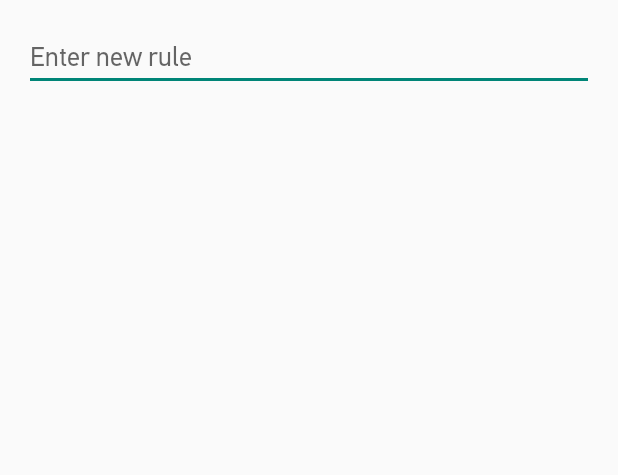
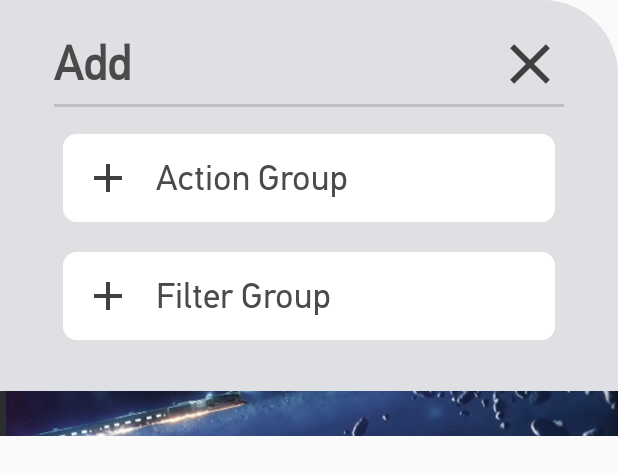
Before and after one commit to qwerttyuiiop1/HSR-Relic-Manager, an Android app: the layout add_rule_dialog.xml on its own in the app's theme, with its tools: preview values and no code run, on a phone screen of 412 x 824 dp. Shown: the top 475 px of the screen. Run offline under Robolectric (Android 15) with nearby library versions, the phone set to English and light mode, and no system bars.

Commit message:
Dialog Implementation

```diff
--- a/app/src/main/java/com/example/hsrrelicmanager/AddRuleDialog.kt
+++ b/app/src/main/java/com/example/hsrrelicmanager/AddRuleDialog.kt
@@ -6,6 +6,7 @@ import android.os.Bundle
 import android.view.LayoutInflater
 import android.view.View
 import android.view.ViewGroup
+import android.widget.ImageView
 import androidx.annotation.RequiresApi
 import androidx.appcompat.app.AlertDialog
 import androidx.fragment.app.DialogFragment
@@ -20,20 +21,41 @@ class AddRuleDialogFragment : DialogFragment() {
     }
 
     override fun onCreateDialog(savedInstanceState: Bundle?): AlertDialog {
-        return AlertDialog.Builder(requireActivity())
-            .setTitle("Add Rule")
-            .setView(requireActivity().layoutInflater.inflate(R.layout.add_rule_dialog, null))
-            .setPositiveButton("OK") { dialog, which ->
-            }
-            .setNegativeButton("Cancel") { dialog, which ->
-                dialog.dismiss()
-            }
-            .create()
+        val builder = AlertDialog.Builder(requireActivity())
+        val dialogView = requireActivity().layoutInflater.inflate(R.layout.add_rule_dialog, null)
+
+        builder.setView(dialogView)
+
+        val dialog = builder.create()
+        dialog.window?.setBackgroundDrawableResource(android.R.color.transparent)
+
+        val closeButton: ImageView = dialogView.findViewById(R.id.close_dialog_button)
+        closeButton.setOnClickListener {
+            dismiss()
+        }
+
+        return dialog
     }
+
+    override fun onStart() {
+        super.onStart()
+        dialog?.window?.let { window ->
+            val layoutParams = window.attributes
+
+            val displayMetrics = requireContext().resources.displayMetrics
+            val screenWidth = displayMetrics.widthPixels
+
+            layoutParams.width = screenWidth - 200
+            layoutParams.height = ViewGroup.LayoutParams.WRAP_CONTENT
+            window.attributes = layoutParams
+        }
+    }
+
 
     @RequiresApi(Build.VERSION_CODES.S)
     override fun onDismiss(dialog: DialogInterface) {
         super.onDismiss(dialog)
+        // Remove the blur effect on dismissal
         val bgView = requireActivity().findViewById<View>(R.id.activity_main_layout)
         bgView.setRenderEffect(null)
     }
--- a/app/src/main/java/com/example/hsrrelicmanager/RuleHeaderFragment.kt
+++ b/app/src/main/java/com/example/hsrrelicmanager/RuleHeaderFragment.kt
@@ -35,7 +35,6 @@ class RuleHeaderFragment : Fragment() {
             rulesSpinner.adapter = adapter
         }
 
-        // Set up the add button click listener
         val addButtonFrame: View = view.findViewById(R.id.rule_add_button_frame)
         addButtonFrame.setOnClickListener {
             blurBackground()
@@ -49,7 +48,6 @@ class RuleHeaderFragment : Fragment() {
     private fun blurBackground() {
         val bgView = requireActivity().findViewById<View>(R.id.activity_main_layout)
 
-        // Apply the blur effect directly to the background view
         val blurEffect = RenderEffect.createBlurEffect(20f, 20f, Shader.TileMode.CLAMP)
         bgView.setRenderEffect(blurEffect)
     }
--- /dev/null
+++ b/app/src/main/res/drawable/ic_rule_close.xml
@@ -0,0 +1,5 @@
+<vector xmlns:android="http://schemas.android.com/apk/res/android" android:height="24dp" android:tint="#3F3F3F" android:viewportHeight="24" android:viewportWidth="24" android:width="24dp">
+
+    <path android:fillColor="@android:color/white" android:pathData="M19,6.41L17.59,5 12,10.59 6.41,5 5,6.41 10.59,12 5,17.59 6.41,19 12,13.41 17.59,19 19,17.59 13.41,12z"/>
+
+</vector>
--- /dev/null
+++ b/app/src/main/res/drawable/right_corner_rounded_rect.xml
@@ -0,0 +1,9 @@
+<shape xmlns:android="http://schemas.android.com/apk/res/android">
+    <solid android:color="#DFE0E4" />
+
+    <corners
+        android:topRightRadius="50dp"
+        android:topLeftRadius="0dp"
+        android:bottomRightRadius="0dp"
+        android:bottomLeftRadius="0dp"/>
+</shape>
--- /dev/null
+++ b/app/src/main/res/drawable/rule_add_rectangle_button.xml
@@ -0,0 +1,9 @@
+<layer-list xmlns:android="http://schemas.android.com/apk/res/android">
+    <item android:top="0dp" android:left="0dp" android:right="0dp" android:bottom="0dp">
+        <shape>
+            <solid android:color="#FFFFFF"/>
+            <corners android:radius="10dp"/>
+            <stroke android:width="2dp" android:color="#E0E0E0"/>
+        </shape>
+    </item>
+</layer-list>
--- a/app/src/main/res/layout/activity_main.xml
+++ b/app/src/main/res/layout/activity_main.xml
@@ -4,7 +4,7 @@
     android:layout_width="match_parent"
     android:id="@+id/activity_main_layout"
     android:layout_height="match_parent"
-    android:background="@drawable/background">
+    android:background="@drawable/blur_background">
 
     <FrameLayout
         android:id="@+id/header_fragment_container"
--- a/app/src/main/res/layout/add_rule_dialog.xml
+++ b/app/src/main/res/layout/add_rule_dialog.xml
@@ -1,14 +1,144 @@
-<?xml version="1.0" encoding="utf-8"?>
-<LinearLayout xmlns:android="http://schemas.android.com/apk/res/android"
+<LinearLayout
+    xmlns:android="http://schemas.android.com/apk/res/android"
+    xmlns:app="http://schemas.android.com/apk/res-auto"
+    xmlns:tools="http://schemas.android.com/tools"
     android:layout_width="match_parent"
     android:layout_height="wrap_content"
+    android:background="@drawable/right_corner_rounded_rect"
     android:orientation="vertical"
-    android:padding="16dp">
+    android:padding="0dp">
 
-    <EditText
-        android:id="@+id/rule_input"
+    <!-- header -->
+    <LinearLayout
+        android:id="@+id/dialog_header"
         android:layout_width="match_parent"
         android:layout_height="wrap_content"
-        android:hint="Enter new rule" />
+        android:orientation="vertical"
+        android:paddingEnd="16dp"
+        android:paddingStart="16dp"
+        android:paddingTop="20dp"
+        android:paddingBottom="16dp"
+        android:layout_marginEnd="20dp"
+        android:layout_marginStart="20dp">
+
+        <!-- Title , close -->
+        <LinearLayout
+            android:layout_width="match_parent"
+            android:layout_height="wrap_content"
+            android:orientation="horizontal"
+            android:gravity="center_vertical">
+
+            <TextView
+                android:id="@+id/title_text"
+                android:layout_width="0dp"
+                android:layout_height="wrap_content"
+                android:layout_weight="1"
+                android:text="Add"
+                android:textSize="32sp"
+                android:textStyle="bold"
+                android:fontFamily="@font/pf_din_text_pro_regular"
+                android:textColor="#4A4A4A"
+                android:layout_marginEnd="8dp" />
+
+            <ImageView
+                android:id="@+id/close_dialog_button"
+                android:layout_width="45dp"
+                android:layout_height="45dp"
+                android:layout_gravity="end"
+                android:src="@drawable/ic_rule_close" />
+        </LinearLayout>
+
+        <View
+            android:id="@+id/divider_line"
+            android:layout_width="match_parent"
+            android:layout_height="2dp"
+            android:background="#BCBEC1"
+            android:layout_marginTop="4dp" />
+    </LinearLayout>
+
+    <!-- body -->
+    <LinearLayout
+        android:id="@+id/dialog_body"
+        android:layout_width="match_parent"
+        android:layout_height="match_parent"
+        android:orientation="vertical"
+        android:layout_marginStart="40dp"
+        android:layout_marginEnd="40dp">
+
+        <LinearLayout
+            android:id="@+id/add_action_group"
+            android:layout_width="match_parent"
+            android:layout_height="wrap_content"
+            android:orientation="horizontal"
+            android:gravity="center_vertical"
+            android:layout_marginBottom="16dp"
+            android:paddingStart="16dp"
+            android:paddingEnd="16dp"
+            android:background="@drawable/rule_add_rectangle_button">
+
+            <ImageView
+                android:id="@+id/add_action_group_button"
+                android:layout_width="32dp"
+                android:layout_height="32dp"
+                android:src="@drawable/ic_add"/>
+
+            <TextView
+                android:layout_width="wrap_content"
+                android:layout_height="wrap_content"
+                android:layout_marginStart="16dp"
+                android:paddingTop="15dp"
+                android:paddingBottom="15dp"
+                android:text="Action Group"
+                android:fontFamily="@font/pf_din_text_pro_regular"
+                android:textColor="#4A4A4A"
+                android:textSize="24sp"/>
+        </LinearLayout>
+
+        <LinearLayout
+            android:id="@+id/add_filter_group"
+            android:layout_width="match_parent"
+            android:layout_height="wrap_content"
+            android:orientation="horizontal"
+            android:gravity="center_vertical"
+            android:layout_marginBottom="16dp"
+            android:paddingStart="16dp"
+            android:paddingEnd="16dp"
+            android:background="@drawable/rule_add_rectangle_button">
+
+            <ImageView
+                android:id="@+id/add_filter_group_button"
+                android:layout_width="32dp"
+                android:layout_height="32dp"
+                android:src="@drawable/ic_add"/>
+
+            <TextView
+                android:layout_width="wrap_content"
+                android:layout_height="wrap_content"
+                android:layout_marginStart="16dp"
+                android:text="Filter Group"
+                android:paddingTop="15dp"
+                android:paddingBottom="15dp"
+                android:fontFamily="@font/pf_din_text_pro_regular"
+                android:textColor="#4A4A4A"
+                android:textSize="24sp"/>
+        </LinearLayout>
+    </LinearLayout>
+
+    <!-- footer -->
+    <LinearLayout
+        android:id="@+id/dialog_footer"
+        android:layout_width="match_parent"
+        android:layout_height="wrap_content"
+        android:paddingTop="16dp">
+
+        <ImageView
+            android:id="@+id/bottom_image"
+            android:layout_width="match_parent"
+            android:layout_height="30dp"
+            android:scaleType="centerCrop"
+            android:cropToPadding="true"
+            android:src="@drawable/modal_background" />
+    </LinearLayout>
+
 
 </LinearLayout>
--- a/app/src/main/res/layout/play_fragment.xml
+++ b/app/src/main/res/layout/play_fragment.xml
@@ -3,7 +3,7 @@
     xmlns:app="http://schemas.android.com/apk/res-auto"
     android:layout_width="match_parent"
     android:layout_height="match_parent"
-    android:background="@drawable/background">
+    android:background="@drawable/blur_background">
 
     <ImageView
         android:layout_width="match_parent"
--- a/app/src/main/res/values/colors.xml
+++ b/app/src/main/res/values/colors.xml
@@ -8,7 +8,6 @@
     <color name="black">#FF000000</color>
     <color name="white">#FFFFFFFF</color>
     <color name="selected">#CCCCCCCC</color>
-
     <color name="darkGold">#B28F50</color>
     <color name="gold">#FFC65C</color>
     <color name="lightGold">#ebe686</color>
```
Also changed, not shown: app/src/main/res/drawable/blur_background.png (renamed from app/src/main/res/drawable/background.png), app/src/main/res/drawable/modal_background.png (added).
